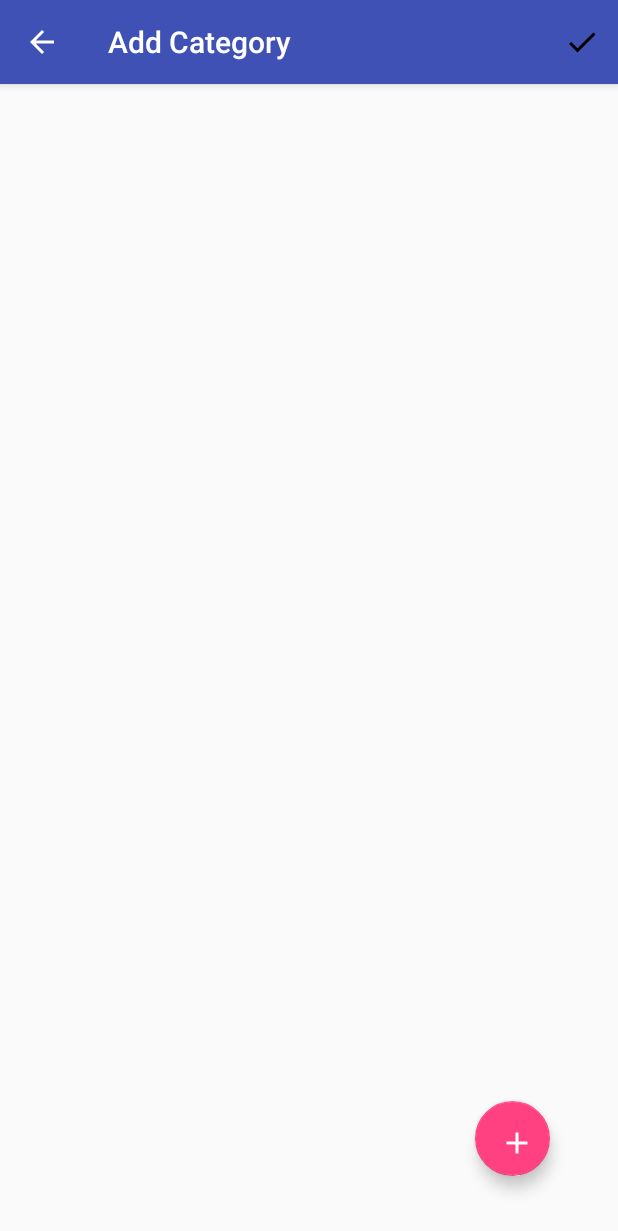
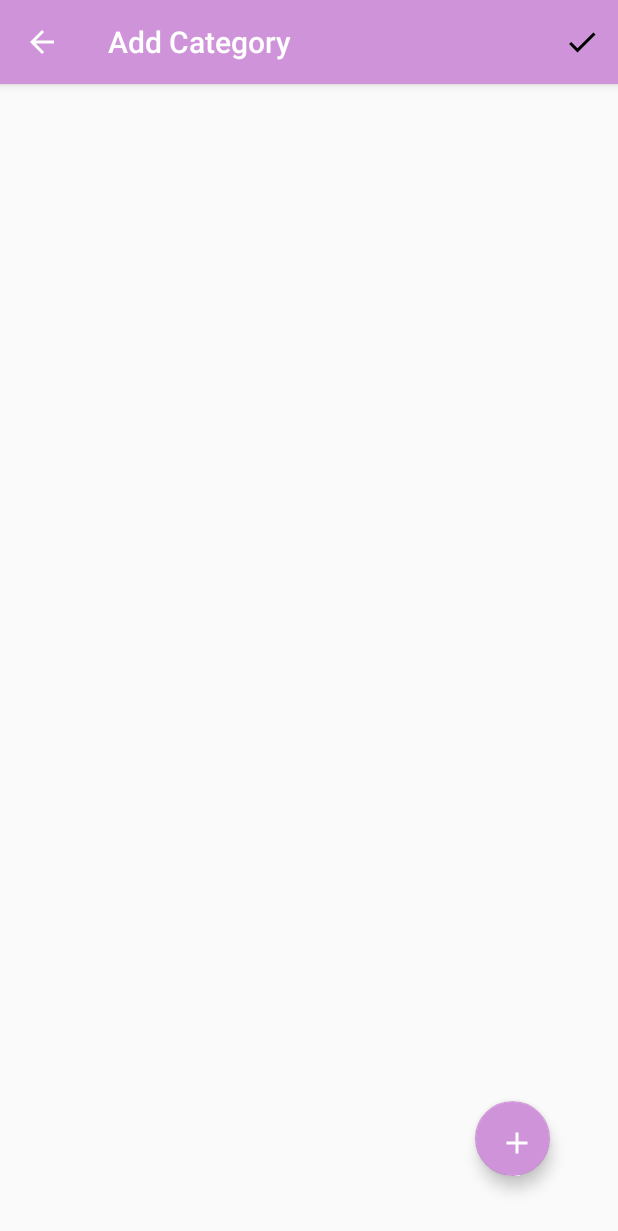
Before and after one commit to Pronoy999/TODOApplication, an Android app: the screen it shows after launch (CategoryActivity), on a phone screen of 412 x 824 dp. Shown: the top 1231 px of the screen. Run offline under Robolectric (Android 15) with nearby library versions, the phone set to English and light mode, and no system bars.

Commit message:
Changed the color scheme of the app.

```diff
--- a/app/src/main/java/com/pronoy/mukhe/todoapplication/Acitvities/AddTodoDialog.java
+++ b/app/src/main/java/com/pronoy/mukhe/todoapplication/Acitvities/AddTodoDialog.java
@@ -215,9 +215,6 @@ public class AddTodoDialog extends AppCompatActivity {
             public void onItemSelected(AdapterView<?> adapterView, View view, int i, long l) {
                 if (i > 0) {
                     category = adapterView.getItemAtPosition(i).toString();
-                    Messages.toastMessage(getApplicationContext(),
-                            "Category selected: " + category,
-                            "");
                 }
             }
 
@@ -258,9 +255,6 @@ public class AddTodoDialog extends AppCompatActivity {
             public void onItemSelected(AdapterView<?> adapterView, View view, int i, long l) {
                 if (i > 0) {
                     priority = adapterView.getItemAtPosition(i).toString();
-                    Messages.toastMessage(getApplicationContext(),
-                            "Priority Selected: " + priority,
-                            "");
                 }
             }
 
--- a/app/src/main/java/com/pronoy/mukhe/todoapplication/Objects/Todo.java
+++ b/app/src/main/java/com/pronoy/mukhe/todoapplication/Objects/Todo.java
@@ -1,4 +1,8 @@
 package com.pronoy.mukhe.todoapplication.Objects;
+
+import com.pronoy.mukhe.todoapplication.Helper.Constants;
+
+import org.json.JSONObject;
 
 import java.util.Calendar;
 import java.util.Date;
@@ -17,7 +21,7 @@ public class Todo {
         this.title = title;
         this.desc = desc;
         this.id = id;
-        this.category = category;
+        this.category =Constants.databaseController.getCategoryByID(Integer.valueOf(category));
         this.priority = priority;
         Calendar calendar=Calendar.getInstance();
         calendar.setTimeInMillis(date);
--- a/app/src/main/res/values/colors.xml
+++ b/app/src/main/res/values/colors.xml
@@ -1,7 +1,7 @@
 <?xml version="1.0" encoding="utf-8"?>
 <resources>
-    <color name="colorPrimary">#3F51B5</color>
-    <color name="colorPrimaryDark">#303F9F</color>
-    <color name="colorAccent">#FF4081</color>
-    <color name="red_shade">#df6183</color>
+    <color name="colorPrimary">#ce93d8</color>
+    <color name="colorPrimaryDark">#9c64a6</color>
+    <color name="colorAccent">#ce93d8</color>
+    <color name="red_shade">#ffc4ff</color>
 </resources>
```
Also changed, not shown: app/src/main/java/com/pronoy/mukhe/todoapplication/Helper/AlarmReceiver.java (+21 -11 lines).
